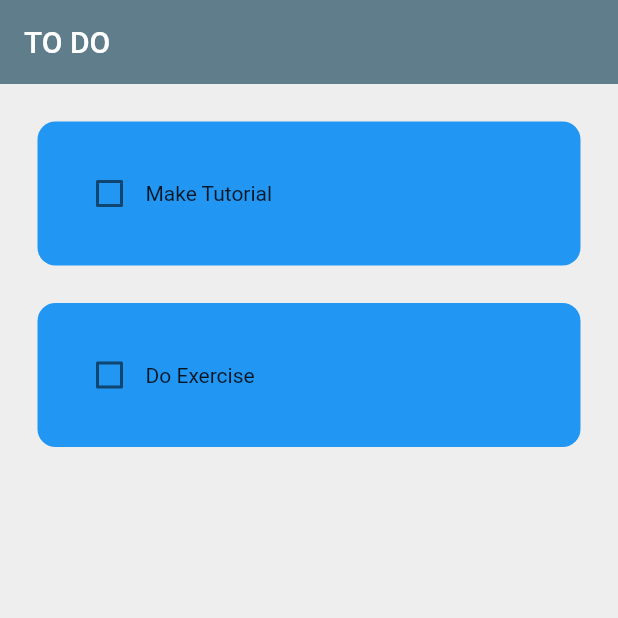
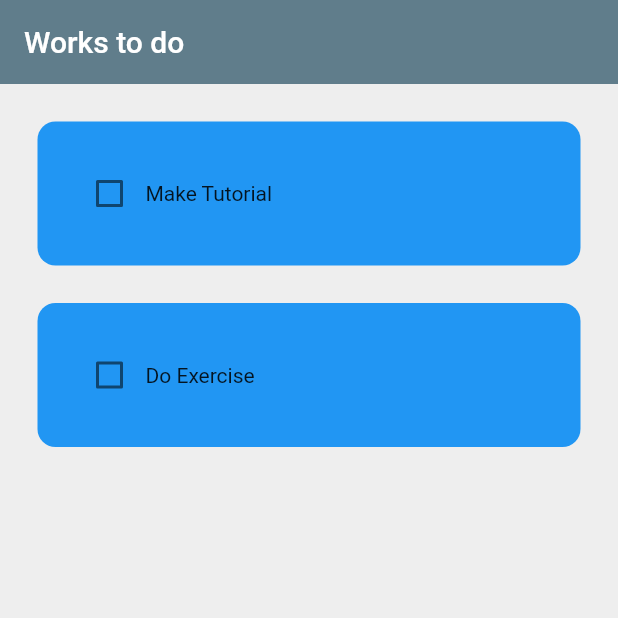
Before and after one commit to harsh-8-1/Daily-Task-Manager, a Flutter app: the screen it shows after launch, on a phone screen of 412 x 824 dp, the top half of it. Run offline on Flutter 3.47's test engine with Material 2 defaults, Android fonts, the phone set to English and light mode, and no system bars; drawn by our look-alikes of flutter_slidable; our stand-ins replace hive_flutter; accounts and stored records are empty.

Commit message:
Changed Title

```diff
--- a/lib/pages/home_page.dart
+++ b/lib/pages/home_page.dart
@@ -77,7 +77,7 @@ class _HomePageState extends State<HomePage> {
     return Scaffold(
       backgroundColor: Colors.grey[200],
       appBar: AppBar(
-        title: Text('TO DO'),
+        title: Text('Works to do'),
         elevation: 0,
       ),
       floatingActionButton: FloatingActionButton(
```
